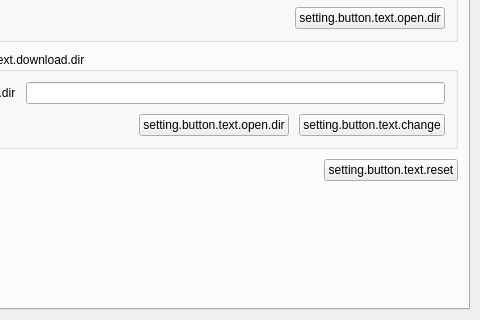
The window that settingview.ui (DoYoungDo/DrawingBoard) describes before a commit, drawn with Qt 5; both pictures show x 123 to 603 and y 133 to 453 of the 603 by 453 pixel window.
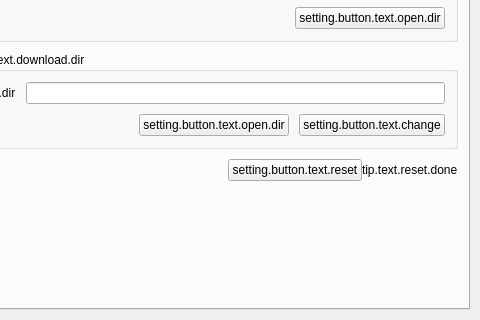
The same window after the commit. Icons and pictures are not drawn.

The edit to the form file:
```diff
--- a/settingview.ui
+++ b/settingview.ui
@@ -251,6 +251,13 @@
            </property>
           </widget>
          </item>
+         <item>
+          <widget class="QLabel" name="label_resettip">
+           <property name="text">
+            <string>tip.text.reset.done</string>
+           </property>
+          </widget>
+         </item>
         </layout>
        </item>
        <item>
```
Left out of the diff: 2 changed lines with no effect on the pictures.
